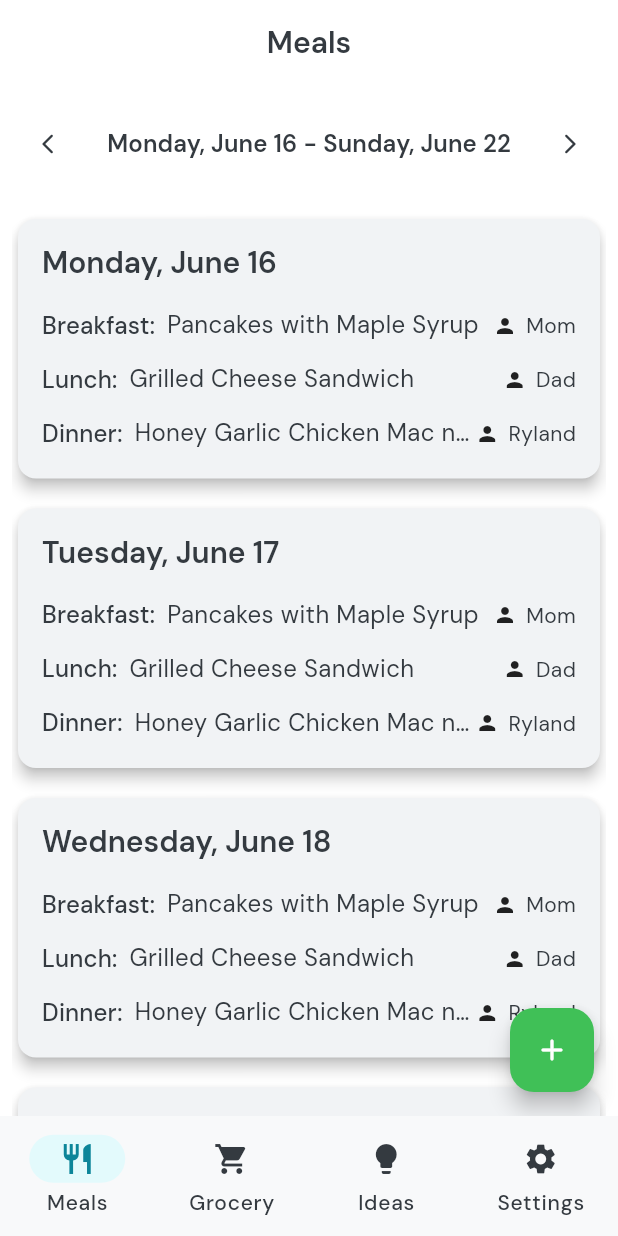
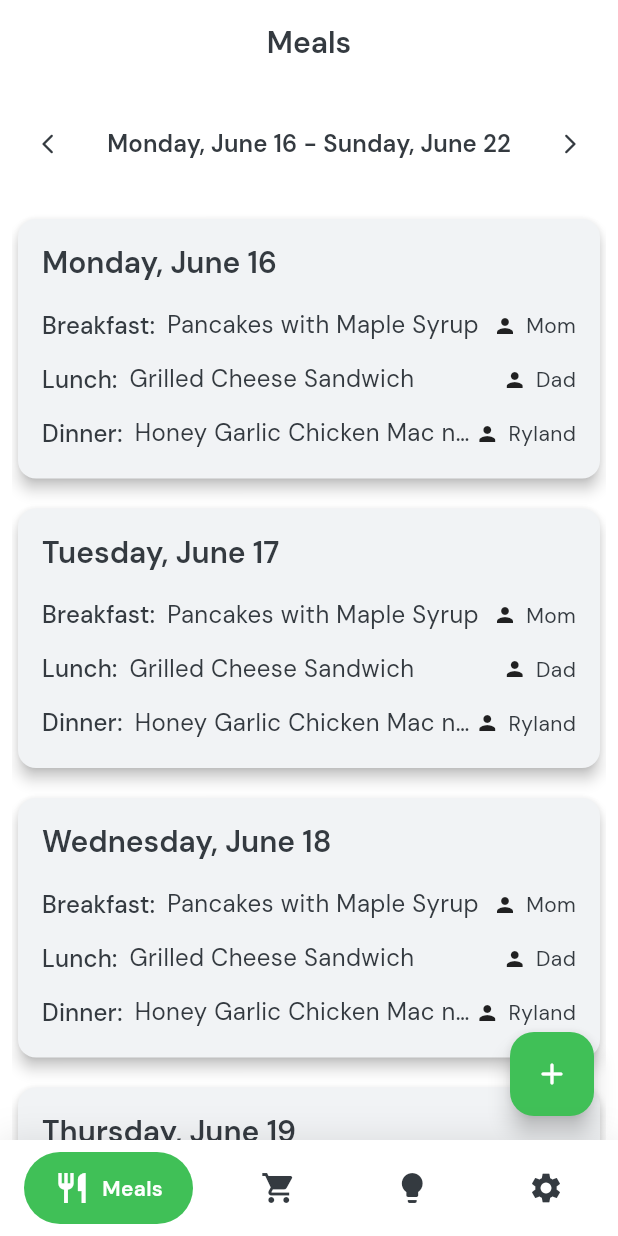
Before and after one commit to Kenz-code/meal_map, a Flutter app: the screen it shows after launch, on a phone screen of 412 x 824 dp. Run offline on Flutter 3.47's test engine with Material 3 defaults, Android fonts, the phone set to English and light mode, and no system bars; drawn by our look-alikes of google_nav_bar; our stand-ins replace go_router, google_fonts.

Commit message:
custom bottom nav bar

```diff
--- a/lib/core/widgets/scaffold_with_nav_bar.dart
+++ b/lib/core/widgets/scaffold_with_nav_bar.dart
@@ -1,5 +1,6 @@
 import 'package:flutter/material.dart';
 import 'package:go_router/go_router.dart';
+import 'package:google_nav_bar/google_nav_bar.dart';
 
 class ScaffoldWithNavBar extends StatelessWidget {
   final StatefulNavigationShell navigationShell;
@@ -14,15 +15,52 @@ class ScaffoldWithNavBar extends StatelessWidget {
   Widget build(BuildContext context) {
     return Scaffold(
       body: navigationShell,
-      bottomNavigationBar: NavigationBar(
-        selectedIndex: navigationShell.currentIndex,
-        onDestinationSelected: _onTap,
-        destinations: const [
-          NavigationDestination(icon: Icon(Icons.restaurant), label: 'Meals'),
-          NavigationDestination(icon: Icon(Icons.shopping_cart), label: 'Grocery'),
-          NavigationDestination(icon: Icon(Icons.lightbulb), label: 'Ideas'),
-          NavigationDestination(icon: Icon(Icons.settings), label: 'Settings'),
-        ],
+      bottomNavigationBar: Container(
+        decoration: BoxDecoration(
+          color: Colors.white,
+          boxShadow: [
+            BoxShadow(
+              blurRadius: 20,
+              color: Colors.black.withOpacity(.1),
+            )
+          ],
+        ),
+        child: SafeArea(
+          child: Padding(
+            padding: const EdgeInsets.symmetric(horizontal: 16, vertical: 8),
+            child: GNav(
+              selectedIndex: navigationShell.currentIndex,
+              onTabChange: _onTap,
+              rippleColor: Colors.grey[300]!,
+              hoverColor: Colors.grey[100]!,
+              gap: 8,
+              activeColor: Theme.of(context).colorScheme.onPrimary,
+              iconSize: 24,
+              padding: EdgeInsets.symmetric(horizontal: 20, vertical: 12),
+              duration: Duration(milliseconds: 400),
+              tabBackgroundColor: Theme.of(context).colorScheme.primary,
+              color: Theme.of(context).colorScheme.onSurface,
+              tabs: [
+                GButton(
+                  icon: Icons.restaurant,
+                  text: 'Meals',
+                ),
+                GButton(
+                  icon: Icons.shopping_cart,
+                  text: 'Grocery',
+                ),
+                GButton(
+                  icon: Icons.lightbulb,
+                  text: 'Ideas',
+                ),
+                GButton(
+                  icon: Icons.settings,
+                  text: 'Settings',
+                ),
+              ],
+            ),
+          ),
+        ),
       ),
     );
   }
--- a/pubspec.yaml
+++ b/pubspec.yaml
@@ -38,6 +38,7 @@ dependencies:
   provider: ^6.1.5
   go_router: ^15.1.2
   intl: ^0.20.2
+  google_nav_bar: ^5.0.7
 
 dev_dependencies:
   flutter_test:
```
Also changed, not shown: pubspec.lock.
